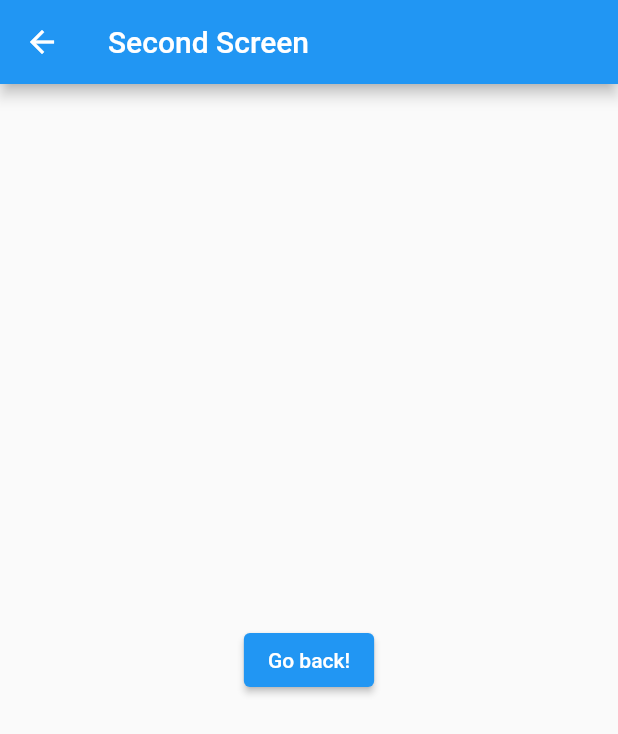
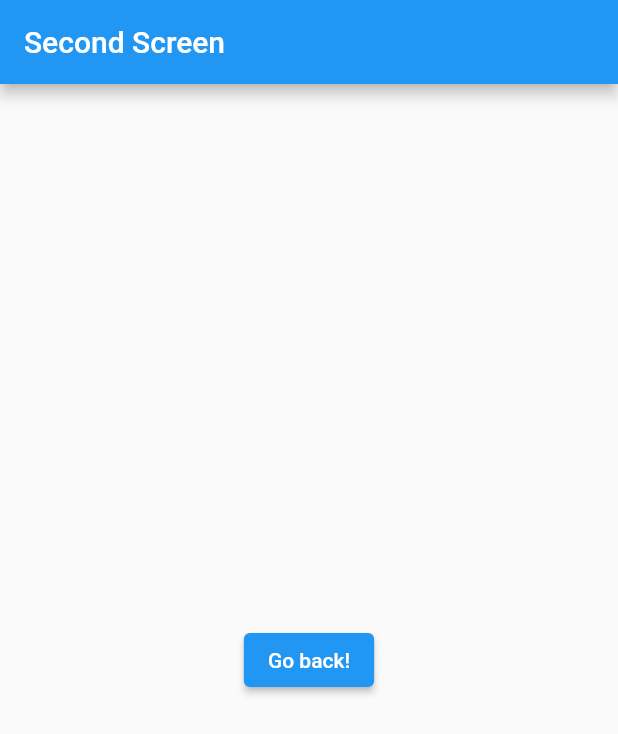
Before and after one commit to AavashGyawali/flutter_class1, a Flutter app: the screen it shows after launch, after a tap on "Launch Screen", on a phone screen of 412 x 824 dp. Shown: the top 734 px of the screen. Run offline on Flutter 3.47's test engine with Material 2 defaults, Android fonts, the phone set to English and light mode, and no system bars.

Commit message:
added pushreplacementnamed so that you cannot go back

```diff
--- a/lib/Navigation/Navigation_1.dart
+++ b/lib/Navigation/Navigation_1.dart
@@ -17,7 +17,7 @@ class _nav_1State extends State<nav_1> {
       body: Center(
         child: ElevatedButton(
           onPressed: (){
-            Navigator.pushNamed(context, '/second');
+            Navigator.pushReplacementNamed(context, "/second");
 
           },
           child: const Text("Launch Screen"),
--- a/lib/Navigation/Navigation_2.dart
+++ b/lib/Navigation/Navigation_2.dart
@@ -12,7 +12,7 @@ class _nav_2State extends State<nav_2> {
   Widget build(BuildContext context) {
     return Scaffold(
       appBar: AppBar(
-        title: Text("Second Screen"),
+        title: const Text("Second Screen"),
       ),
       body: Center(
         child: ElevatedButton(
@@ -20,7 +20,7 @@ class _nav_2State extends State<nav_2> {
             Navigator.pop(context);
 
           },
-          child: Text("Go back!"),
+          child: const Text("Go back!"),
         ),
       ),
 
```
